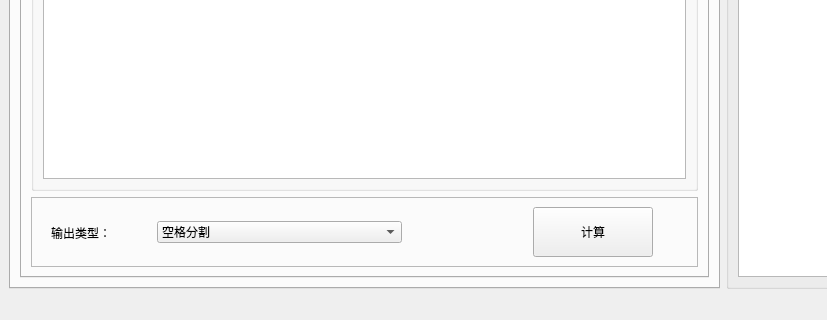
Qt form kwindow/kmain.ui (dqzg12300/kAlgorithmTools) before a commit; both pictures show x 0 to 827 and y 382 to 702 of the 1035 by 702 pixel window.
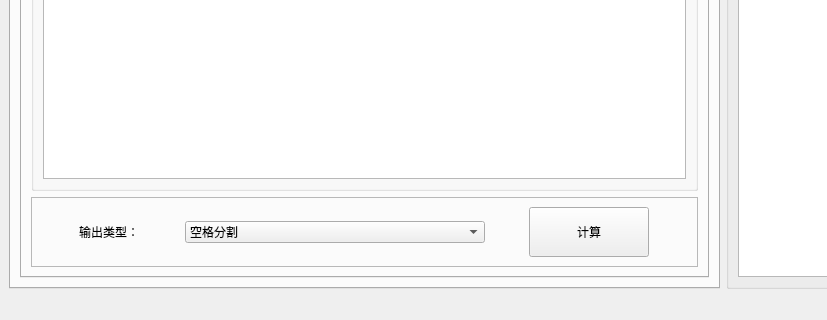
The same form after that commit. The open tabs and pages were chosen to show the change.

Commit message: 优化mac的兼容

Patch:
```diff
--- a/kwindow/kmain.ui
+++ b/kwindow/kmain.ui
@@ -226,43 +226,8 @@
               <property name="frameShadow">
                <enum>QFrame::Raised</enum>
               </property>
-              <widget class="QPushButton" name="btnhexdump_calc">
-               <property name="geometry">
-                <rect>
-                 <x>502</x>
-                 <y>10</y>
-                 <width>120</width>
-                 <height>50</height>
-                </rect>
-               </property>
-               <property name="minimumSize">
-                <size>
-                 <width>0</width>
-                 <height>50</height>
-                </size>
-               </property>
-               <property name="maximumSize">
-                <size>
-                 <width>120</width>
-                 <height>50</height>
-                </size>
-               </property>
-               <property name="toolTip">
-                <string>匹配hexdump中间的字节部分出来</string>
-               </property>
-               <property name="text">
-                <string>计算</string>
-               </property>
-              </widget>
-              <widget class="QWidget" name="">
-               <property name="geometry">
-                <rect>
-                 <x>20</x>
-                 <y>20</y>
-                 <width>351</width>
-                 <height>31</height>
-                </rect>
-               </property>
+              <layout class="QGridLayout" name="gridLayout_41">
+               <item row="0" column="0">
                <layout class="QHBoxLayout" name="horizontalLayout_4">
                 <item>
                  <widget class="QLabel" name="label_6">
@@ -279,6 +244,12 @@
                 </item>
                 <item>
                  <widget class="QComboBox" name="cmbhexdump">
+                   <property name="maximumSize">
+                    <size>
+                     <width>300</width>
+                     <height>16777215</height>
+                    </size>
+                   </property>
                   <item>
                    <property name="text">
                     <string>空格分割</string>
@@ -302,7 +273,30 @@
                  </widget>
                 </item>
                </layout>
-              </widget>
+               </item>
+               <item row="0" column="1">
+                <widget class="QPushButton" name="btnhexdump_calc">
+                 <property name="minimumSize">
+                  <size>
+                   <width>0</width>
+                   <height>50</height>
+                  </size>
+                 </property>
+                 <property name="maximumSize">
+                  <size>
+                   <width>120</width>
+                   <height>50</height>
+                  </size>
+                 </property>
+                 <property name="toolTip">
+                  <string>匹配hexdump中间的字节部分出来</string>
+                 </property>
+                 <property name="text">
+                  <string>计算</string>
+                 </property>
+                </widget>
+               </item>
+              </layout>
              </widget>
             </item>
            </layout>
```
Left out of the diff: 96 changed lines with no effect on the pictures. Lines whose indentation alone changed are shown as unchanged. The commit also changes 2 other files.
